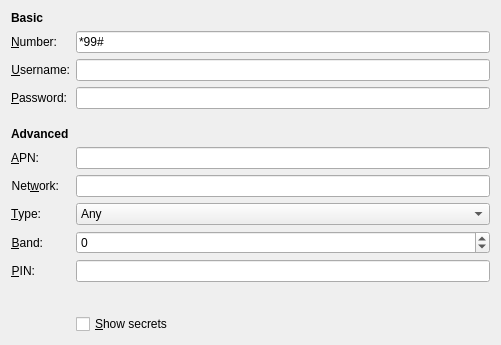
Old version of the form libs/ui/gsm.ui in the repository KDE/networkmanagement.
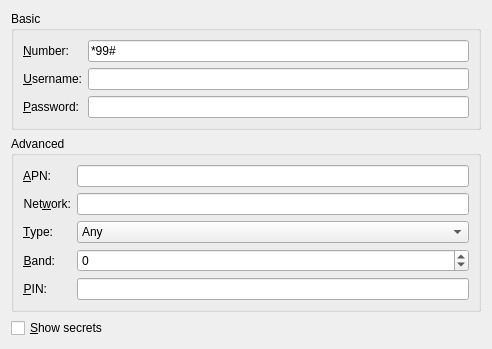
New version of the form. Custom widgets are drawn as their Qt base class.

Commit message: let's use QGroupBox consistently across our UI for options grouping This also replaces all those insertIfTrue(... in pppdbus, because sometimes the NM default is true, so a missing value is interpreted als true, even if we intend to set it to false

```diff
--- a/libs/ui/gsm.ui
+++ b/libs/ui/gsm.ui
@@ -7,24 +7,32 @@
     <x>0</x>
     <y>0</y>
     <width>492</width>
-    <height>322</height>
+    <height>325</height>
    </rect>
   </property>
   <property name="windowTitle">
    <string>Mobile Broadband</string>
   </property>
-  <layout class="QFormLayout" name="formLayout">
+  <layout class="QVBoxLayout" name="verticalLayout_2">
+   <item>
+    <widget class="QGroupBox" name="groupBox">
+     <property name="sizePolicy">
+      <sizepolicy hsizetype="Preferred" vsizetype="Fixed">
+       <horstretch>0</horstretch>
+       <verstretch>0</verstretch>
+      </sizepolicy>
+     </property>
+     <property name="title">
+      <string>Basic</string>
+     </property>
+     <property name="alignment">
+      <set>Qt::AlignLeading|Qt::AlignLeft|Qt::AlignTop</set>
+     </property>
+     <layout class="QFormLayout" name="formLayout_3">
    <property name="fieldGrowthPolicy">
-    <enum>QFormLayout::AllNonFixedFieldsGrow</enum>
-   </property>
-   <item row="0" column="0" colspan="2">
-    <widget class="QLabel" name="label_2">
-     <property name="text">
-      <string>&lt;b&gt;Basic&lt;/b&gt;</string>
-     </property>
-    </widget>
-   </item>
-   <item row="1" column="0">
+       <enum>QFormLayout::ExpandingFieldsGrow</enum>
+      </property>
+      <item row="0" column="0">
     <widget class="QLabel" name="label_7">
      <property name="text">
       <string>&amp;Number:</string>
@@ -37,14 +45,14 @@
      </property>
     </widget>
    </item>
-   <item row="1" column="1">
+      <item row="0" column="1">
     <widget class="KLineEdit" name="number">
      <property name="text">
       <string>*99#</string>
      </property>
     </widget>
    </item>
-   <item row="2" column="0">
+      <item row="1" column="0">
     <widget class="QLabel" name="label_8">
      <property name="text">
       <string>&amp;Username:</string>
@@ -57,10 +65,10 @@
      </property>
     </widget>
    </item>
-   <item row="2" column="1">
+      <item row="1" column="1">
     <widget class="KLineEdit" name="username"/>
    </item>
-   <item row="3" column="0">
+      <item row="2" column="0">
     <widget class="QLabel" name="label_9">
      <property name="text">
       <string>&amp;Password:</string>
@@ -73,33 +81,25 @@
      </property>
     </widget>
    </item>
-   <item row="3" column="1">
+      <item row="2" column="1">
     <widget class="KLineEdit" name="password"/>
    </item>
-   <item row="4" column="0">
-    <spacer name="verticalSpacer">
-     <property name="orientation">
-      <enum>Qt::Vertical</enum>
-     </property>
-     <property name="sizeType">
-      <enum>QSizePolicy::Fixed</enum>
-     </property>
-     <property name="sizeHint" stdset="0">
-      <size>
-       <width>20</width>
-       <height>6</height>
-      </size>
-     </property>
-    </spacer>
-   </item>
-   <item row="5" column="0" colspan="2">
-    <widget class="QLabel" name="label_4">
-     <property name="text">
-      <string>&lt;b&gt;Advanced&lt;/b&gt;</string>
-     </property>
+     </layout>
     </widget>
    </item>
-   <item row="6" column="0">
+   <item>
+    <widget class="QGroupBox" name="groupBox_2">
+     <property name="sizePolicy">
+      <sizepolicy hsizetype="Preferred" vsizetype="Fixed">
+       <horstretch>0</horstretch>
+       <verstretch>0</verstretch>
+      </sizepolicy>
+     </property>
+     <property name="title">
+      <string>Advanced</string>
+     </property>
+     <layout class="QFormLayout" name="formLayout_2">
+      <item row="0" column="0">
     <widget class="QLabel" name="label">
      <property name="text">
       <string>&amp;APN:</string>
@@ -112,10 +112,13 @@
      </property>
     </widget>
    </item>
-   <item row="6" column="1">
+      <item row="0" column="1">
     <widget class="KLineEdit" name="apn"/>
    </item>
-   <item row="7" column="0">
+      <item row="1" column="1">
+       <widget class="KLineEdit" name="network"/>
+      </item>
+      <item row="1" column="0">
     <widget class="QLabel" name="lblNetwork">
      <property name="text">
       <string>Net&amp;work:</string>
@@ -128,10 +131,7 @@
      </property>
     </widget>
    </item>
-   <item row="7" column="1">
-    <widget class="KLineEdit" name="network"/>
-   </item>
-   <item row="8" column="0">
+      <item row="2" column="0">
     <widget class="QLabel" name="label_3">
      <property name="text">
       <string>&amp;Type:</string>
@@ -144,8 +144,14 @@
      </property>
     </widget>
    </item>
-   <item row="8" column="1">
+      <item row="2" column="1">
     <widget class="KComboBox" name="type">
+        <property name="sizePolicy">
+         <sizepolicy hsizetype="Expanding" vsizetype="Fixed">
+          <horstretch>0</horstretch>
+          <verstretch>0</verstretch>
+         </sizepolicy>
+        </property>
      <item>
       <property name="text">
        <string>Any</string>
@@ -173,7 +179,7 @@
      </item>
     </widget>
    </item>
-   <item row="9" column="0">
+      <item row="3" column="0">
     <widget class="QLabel" name="lblBand">
      <property name="text">
       <string>&amp;Band:</string>
@@ -186,7 +192,7 @@
      </property>
     </widget>
    </item>
-   <item row="9" column="1">
+      <item row="3" column="1">
     <widget class="KIntSpinBox" name="band">
      <property name="minimum">
       <number>-1</number>
@@ -196,7 +202,7 @@
      </property>
     </widget>
    </item>
-   <item row="10" column="0">
+      <item row="4" column="0">
     <widget class="QLabel" name="label_5">
      <property name="text">
       <string>&amp;PIN:</string>
@@ -209,26 +215,29 @@
      </property>
     </widget>
    </item>
-   <item row="10" column="1">
+      <item row="4" column="1">
     <widget class="KLineEdit" name="pin"/>
    </item>
-   <item row="11" column="1">
+     </layout>
+    </widget>
+   </item>
+   <item>
     <spacer name="verticalSpacer_2">
      <property name="orientation">
       <enum>Qt::Vertical</enum>
      </property>
      <property name="sizeType">
-      <enum>QSizePolicy::Fixed</enum>
+      <enum>QSizePolicy::Expanding</enum>
      </property>
      <property name="sizeHint" stdset="0">
       <size>
        <width>414</width>
-       <height>20</height>
+       <height>0</height>
       </size>
      </property>
     </spacer>
    </item>
-   <item row="12" column="1">
+   <item>
     <widget class="QCheckBox" name="chkShowPass">
      <property name="text">
       <string>&amp;Show secrets</string>
```
Lines whose indentation alone changed are shown as unchanged. The commit also changes 4 other files.
